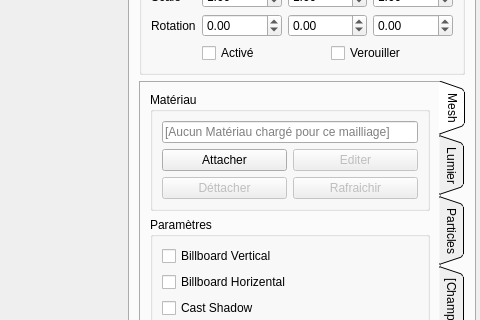
The window that sources/interface.ui (b4n92uid/theball-editor) describes before a commit, drawn with Qt 5; both pictures show x 379 to 859 and y 164 to 484 of the 859 by 714 pixel window.
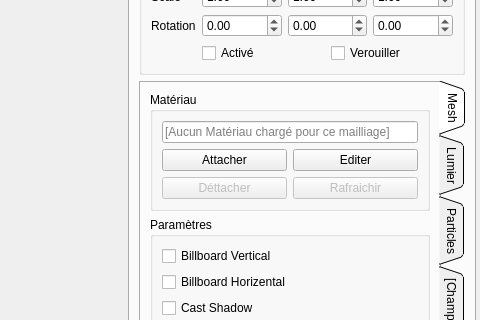
The same window after the commit. The open tabs and pages were chosen to show the change. Icons and pictures are not drawn. Custom widgets are drawn as their Qt base class.

```diff
--- a/sources/interface.ui
+++ b/sources/interface.ui
@@ -469,7 +469,7 @@
                  <item row="0" column="1">
                   <widget class="QPushButton" name="node_mesh_editmat">
                    <property name="enabled">
-                    <bool>false</bool>
+                    <bool>true</bool>
                    </property>
                    <property name="sizePolicy">
                     <sizepolicy hsizetype="Ignored" vsizetype="Fixed">
```
